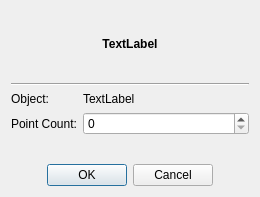
Before: the Qt Designer form src/gui/dialogs/point_object.ui in cppd/math, drawn with Qt 5.
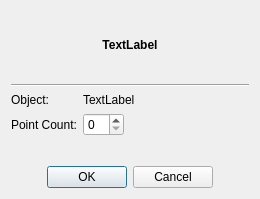
After: the same form once the commit is applied.

Commit message: object dialogs

```diff
--- a/src/gui/dialogs/point_object.ui
+++ b/src/gui/dialogs/point_object.ui
@@ -7,7 +7,7 @@
     <x>0</x>
     <y>0</y>
     <width>260</width>
-    <height>197</height>
+    <height>199</height>
    </rect>
   </property>
   <property name="windowTitle">
@@ -55,6 +55,26 @@
        </property>
       </widget>
      </item>
+     <item row="1" column="1">
+      <layout class="QHBoxLayout" name="horizontalLayout">
+       <item>
+        <widget class="QSpinBox" name="spinBox_point_count"/>
+       </item>
+       <item>
+        <spacer name="horizontalSpacer">
+         <property name="orientation">
+          <enum>Qt::Horizontal</enum>
+         </property>
+         <property name="sizeHint" stdset="0">
+          <size>
+           <width>40</width>
+           <height>20</height>
+          </size>
+         </property>
+        </spacer>
+       </item>
+      </layout>
+     </item>
      <item row="1" column="0">
       <widget class="QLabel" name="label">
        <property name="text">
@@ -62,9 +82,6 @@
        </property>
       </widget>
      </item>
-     <item row="1" column="1">
-      <widget class="QSpinBox" name="spinBox_point_count"/>
-     </item>
     </layout>
    </item>
    <item>
```
The commit also changes 5 other files.
